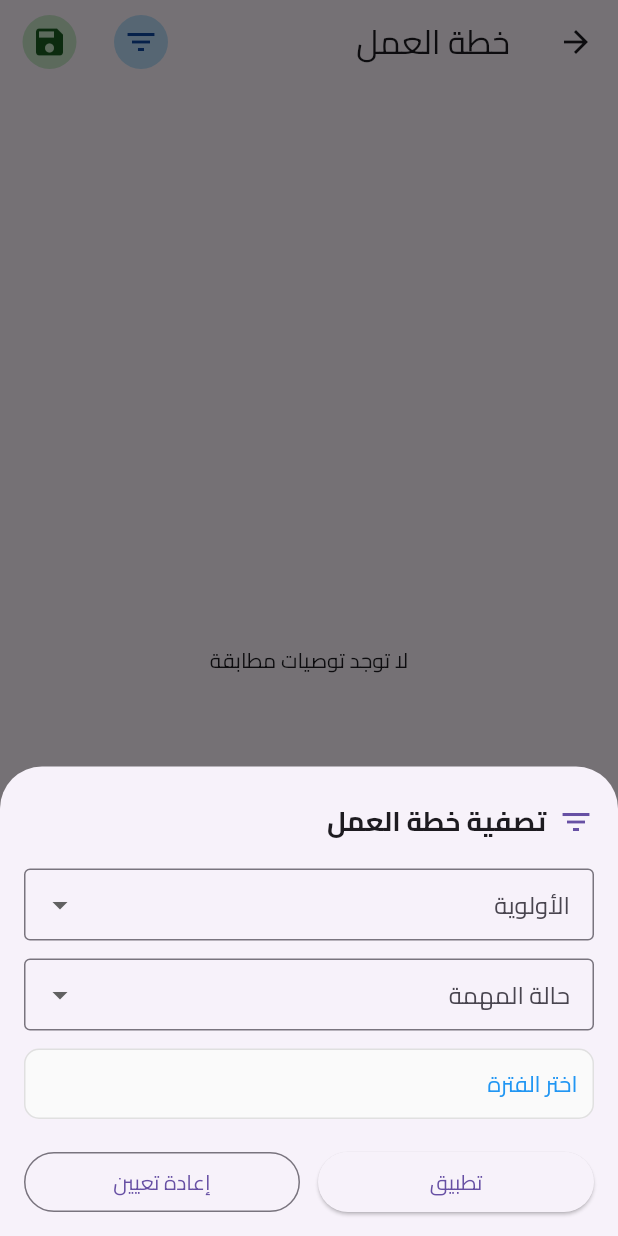
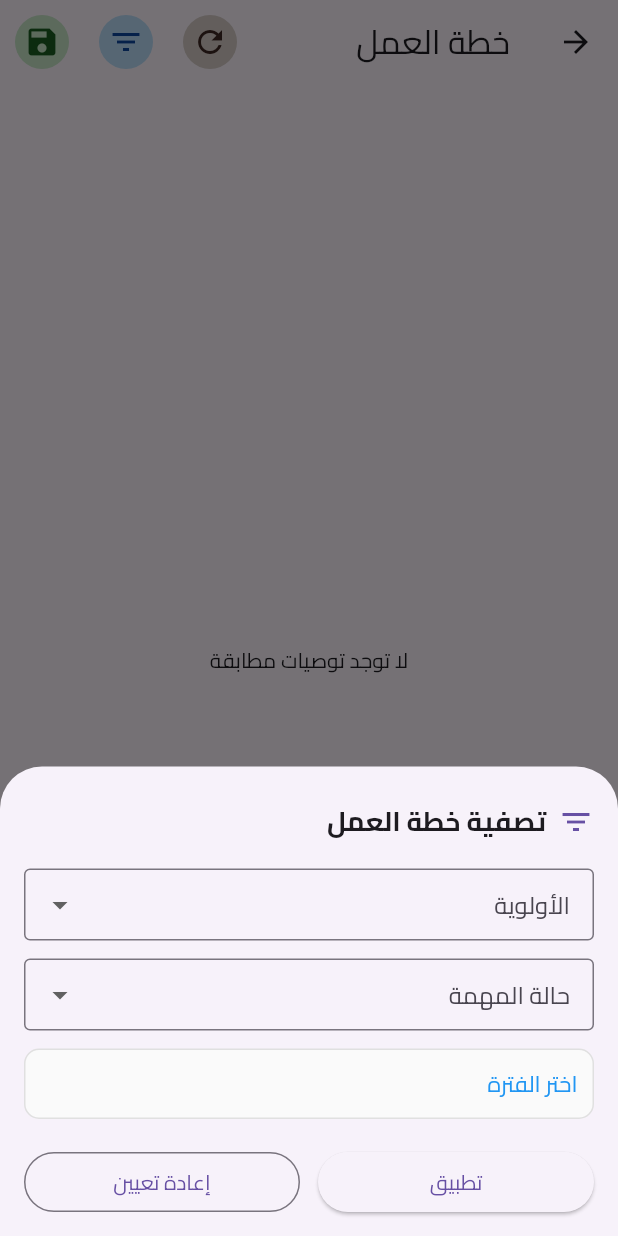
Before and after one commit to ilyesblidi/Mekyas-Tawazoun, a Flutter app: the ActionPlanPage screen opened directly, after a tap on the "filter list" icon, on a phone screen of 412 x 824 dp. Run offline on Flutter 3.47's test engine with Material 3 defaults, Android fonts, the phone set to English and light mode, and no system bars; our stand-ins replace cloud_firestore, firebase_auth, firebase_core, flutter_rating_bar, percent_indicator, shared_preferences and 1 more; missing offline and left inert: flutter_radar_chart; accounts and stored records are empty.

Commit message:
Refactor: Improve data synchronization and offline handling
This commit enhances data loading, saving, and synchronization logic for a more robust offline-first experience.

### Key Changes:

- **Offline-First Data Loading:**
  - **`ActionPlanPage` & `RecommendationsPage`:** Data is now loaded instantly from the local cache (`SharedPreferences`) to provide an immediate UI, while fresh data is fetched from Firestore in the background to update the cache and the screen.
  - This "cache-then-network" approach significantly improves perceived performance and app responsiveness, especially on slow networks.

- **Preservation of User Edits:**
  - **`RecommendationsPage`:** When saving new recommendations, the system now merges them with the existing action plan. Any fields previously edited by the user (like priority, dates, status, comments) are preserved for returning items, preventing data loss.

- **Enhanced Offline Capability:**
  - **`RecommendationsPage`:** User-edited recommendations are now saved to the local cache in real-time (`onChanged`), ensuring no data is lost if the app is closed before saving.
  - **Error Handling:** When saving recommendations or the action plan, the app now distinguishes between successful saves and local-only saves (due to network failure), providing clearer feedback to the user (e.g., "تم الحفظ محلياً فقط").

- **UI and UX Improvements:**
  - **`ActionPlanPage`:** A "Refresh" button has been added to the app bar to allow users to manually sync data from Firestore.
  - **`RecommendationsPage`:** The page title is updated to "التوصيات العملية" for better clarity.

```diff
--- a/lib/pages/action_plan_page.dart
+++ b/lib/pages/action_plan_page.dart
@@ -47,49 +47,64 @@ import 'dart:convert';
     return value;
   }
 
+
   Future<void> _loadActionPlan() async {
     setState(() => _isLoading = true);
+
     final prefs = await SharedPreferences.getInstance();
     final jsonString = prefs.getString('action_plan');
-        List<Map<String, dynamic>> items = [];
+
+    // 1️⃣ اعرض البيانات المخزنة محلياً فوراً
     if (jsonString != null) {
-          items = List<Map<String, dynamic>>.from(json.decode(jsonString));
-        } else {
+      final cachedItems = List<Map<String, dynamic>>.from(json.decode(jsonString));
+      setState(() {
+        _allItems = cachedItems.where((item) =>
+        (item['التوصيات_العملية']?.toString().trim().isNotEmpty ?? false)
+        ).toList();
+      });
+    }
+
+    // 2️⃣ حاول تجيب نسخة جديدة من Firestore
+    try {
       final user = FirebaseAuth.instance.currentUser;
       if (user != null) {
         final doc = await FirebaseFirestore.instance
             .collection('action_plan')
             .doc(user.uid)
             .get();
+
         final data = doc.data();
         if (data != null && data['action_plan'] is List) {
-              items = List<Map<String, dynamic>>.from(data['action_plan']);
-              await prefs.setString(
-                'action_plan',
-                json.encode(_convertTimestamps(items)),
-              );
+          final freshItems = List<Map<String, dynamic>>.from(data['action_plan']);
+
+          // تحديث الكاش
+          await prefs.setString('action_plan', json.encode(freshItems));
+
+          // تحديث الشاشة
+          setState(() {
+            _allItems = freshItems.where((item) =>
+            (item['التوصيات_العملية']?.toString().trim().isNotEmpty ?? false)
+            ).toList();
+          });
         }
       }
+    } catch (e) {
+      debugPrint("Firestore fetch failed (offline mode), using cache only");
     }
-        items = items
-            .where((item) =>
-                (item['التوصيات_العملية'] != null) &&
-                item['التوصيات_العملية'].toString().trim().isNotEmpty)
-            .toList();
 
-        setState(() {
-          _allItems = items;
-          _isLoading = false;
-        });
+    setState(() => _isLoading = false);
   }
+
 
   Future<void> _saveActionPlan() async {
     setState(() => _isSaving = true);
     for (var item in _allItems) {
-          int impact = (item['عمق_الأثر'] is int)
+      int impact =
+          (item['عمق_الأثر'] is int)
               ? item['عمق_الأثر']
               : int.tryParse(item['عمق_الأثر']?.toString() ?? '') ?? 1;
-          int ease = (item['سهولة_التطبيق'] is int)
+      int ease =
+          (item['سهولة_التطبيق'] is int)
               ? item['سهولة_التطبيق']
               : int.tryParse(item['سهولة_التطبيق']?.toString() ?? '') ?? 1;
       item['الأولوية'] = _calculatePriority(impact, ease);
@@ -105,6 +120,7 @@ import 'dart:convert';
       json.encode(_convertTimestamps(_allItems)),
     );
     final user = FirebaseAuth.instance.currentUser;
+    try {
       if (user != null) {
         await FirebaseFirestore.instance
             .collection('action_plan')
@@ -114,10 +130,17 @@ import 'dart:convert';
           'updated_at': FieldValue.serverTimestamp(),
         });
       }
-        setState(() => _isSaving = false);
       ScaffoldMessenger.of(context)
           .showSnackBar(const SnackBar(content: Text('تم حفظ التعديلات')));
+    } catch (e) {
+      // Optionally show offline message
+      ScaffoldMessenger.of(context)
+          .showSnackBar(const SnackBar(content: Text('تم الحفظ محلياً فقط')));
+    } finally {
+      setState(() => _isSaving = false);
     }
+  }
+
 
   String _calculatePriority(int impact, int ease) {
     final sum = impact + ease;
@@ -139,7 +162,8 @@ import 'dart:convert';
   }
 
   Map<String, List<Map<String, dynamic>>> _groupByMahwar(
-          List<Map<String, dynamic>> items) {
+    List<Map<String, dynamic>> items,
+  ) {
     final map = <String, List<Map<String, dynamic>>>{};
     for (final item in items) {
       final key = item['محور'] as String? ?? 'غير محدد';
@@ -174,7 +198,8 @@ import 'dart:convert';
           matchesPeriod = false;
         } else {
           // Overlap check: item period must intersect filter period
-              matchesPeriod = start.isBefore(_filterPeriod!.end) &&
+          matchesPeriod =
+              start.isBefore(_filterPeriod!.end) &&
               end.isAfter(_filterPeriod!.start);
         }
       }
@@ -198,19 +223,25 @@ import 'dart:convert';
             top: 24,
           ),
           child: StatefulBuilder(
-                builder: (context, setModalState) => Column(
+            builder:
+                (context, setModalState) => Column(
                   mainAxisSize: MainAxisSize.min,
                   children: [
                     Row(
                       children: [
-                        Icon(Icons.filter_list,
-                            color: Theme.of(context).colorScheme.primary),
+                        Icon(
+                          Icons.filter_list,
+                          color: Theme.of(context).colorScheme.primary,
+                        ),
                         const SizedBox(width: 8),
-                        const Text('تصفية خطة العمل',
+                        const Text(
+                          'تصفية خطة العمل',
                           style: TextStyle(
                             fontFamily: 'Cairo',
                             fontWeight: FontWeight.bold,
-                                fontSize: 18)),
+                            fontSize: 18,
+                          ),
+                        ),
                       ],
                     ),
                     const SizedBox(height: 18),
@@ -221,12 +252,17 @@ import 'dart:convert';
                         border: OutlineInputBorder(),
                         isDense: true,
                       ),
-                      items: ['عالية', 'متوسطة', 'منخفضة']
-                          .map((p) => DropdownMenuItem(
+                      items:
+                          ['عالية', 'متوسطة', 'منخفضة']
+                              .map(
+                                (p) => DropdownMenuItem(
                                   value: p,
-                              child: Text(p,
-                                  style:
-                                      const TextStyle(fontFamily: 'Cairo'))))
+                                  child: Text(
+                                    p,
+                                    style: const TextStyle(fontFamily: 'Cairo'),
+                                  ),
+                                ),
+                              )
                               .toList(),
                       onChanged: (v) => setModalState(() => tempPriority = v),
                     ),
@@ -238,12 +274,17 @@ import 'dart:convert';
                         border: OutlineInputBorder(),
                         isDense: true,
                       ),
-                      items: statusList
-                          .map((s) => DropdownMenuItem(
+                      items:
+                          statusList
+                              .map(
+                                (s) => DropdownMenuItem(
                                   value: s,
-                              child: Text(s,
-                                  style:
-                                      const TextStyle(fontFamily: 'Cairo'))))
+                                  child: Text(
+                                    s,
+                                    style: const TextStyle(fontFamily: 'Cairo'),
+                                  ),
+                                ),
+                              )
                               .toList(),
                       onChanged: (v) => setModalState(() => tempStatus = v),
                     ),
@@ -257,12 +298,15 @@ import 'dart:convert';
                           locale: const Locale('ar', ''),
                           builder: (context, child) => child!,
                         );
-                        if (picked != null) setModalState(() => tempPeriod = picked);
+                        if (picked != null)
+                          setModalState(() => tempPeriod = picked);
                       },
                       child: Container(
                         width: double.infinity,
                         padding: const EdgeInsets.symmetric(
-                            vertical: 12, horizontal: 10),
+                          vertical: 12,
+                          horizontal: 10,
+                        ),
                         decoration: BoxDecoration(
                           border: Border.all(color: Colors.grey[300]!),
                           borderRadius: BorderRadius.circular(10),
@@ -275,7 +319,8 @@ import 'dart:convert';
                           style: const TextStyle(
                             fontFamily: 'Cairo',
                             color: Colors.blue,
-                              fontSize: 15),
+                            fontSize: 15,
+                          ),
                         ),
                       ),
                     ),
@@ -292,8 +337,10 @@ import 'dart:convert';
                               });
                               Navigator.pop(ctx);
                             },
-                            child: const Text('تطبيق',
-                                style: TextStyle(fontFamily: 'Cairo')),
+                            child: const Text(
+                              'تطبيق',
+                              style: TextStyle(fontFamily: 'Cairo'),
+                            ),
                           ),
                         ),
                         const SizedBox(width: 12),
@@ -307,8 +354,10 @@ import 'dart:convert';
                               });
                               Navigator.pop(ctx);
                             },
-                            child: const Text('إعادة تعيين',
-                                style: TextStyle(fontFamily: 'Cairo')),
+                            child: const Text(
+                              'إعادة تعيين',
+                              style: TextStyle(fontFamily: 'Cairo'),
+                            ),
                           ),
                         ),
                       ],
@@ -328,8 +377,34 @@ import 'dart:convert';
       children: [
         Scaffold(
           appBar: AppBar(
-                title: const Text('خطة العمل', style: TextStyle(fontFamily: 'Cairo')),
+            title: const Text(
+              'خطة العمل',
+              style: TextStyle(fontFamily: 'Cairo'),
+            ),
             actions: [
+              Padding(
+                padding: const EdgeInsets.symmetric(horizontal: 10),
+                child: Column(
+                  mainAxisAlignment: MainAxisAlignment.center,
+                  children: [
+                    InkWell(
+                      onTap: _loadActionPlan,
+                      borderRadius: BorderRadius.circular(24),
+                      child: Tooltip(
+                        message: 'refresh',
+                        child: CircleAvatar(
+                          backgroundColor: Colors.brown[100],
+                          child: Icon(
+                            Icons.refresh,
+                            color: Colors.brown[900],
+                          ),
+                          radius: 18,
+                        ),
+                      ),
+                    ),
+                  ],
+                ),
+              ),
               Padding(
                 padding: const EdgeInsets.symmetric(horizontal: 10),
                 child: Column(
@@ -342,18 +417,19 @@ import 'dart:convert';
                         message: 'تصفية',
                         child: CircleAvatar(
                           backgroundColor: Colors.blue[100],
-                              child: Icon(Icons.filter_list, color: Colors.blue[900]),
+                          child: Icon(
+                            Icons.filter_list,
+                            color: Colors.blue[900],
+                          ),
                           radius: 18,
                         ),
                       ),
                     ),
-                        // const SizedBox(height: 2),
-                        // const Text('تصفية', style: TextStyle(fontFamily: 'Cairo', fontSize: 12)),
                   ],
                 ),
               ),
               Padding(
-                    padding: const EdgeInsets.symmetric(horizontal: 15),
+                padding: const EdgeInsets.symmetric(horizontal: 10),
                 child: Column(
                   mainAxisAlignment: MainAxisAlignment.center,
                   children: [
@@ -369,14 +445,13 @@ import 'dart:convert';
                         ),
                       ),
                     ),
-                        // const SizedBox(height: 2),
-                        // const Text('حفظ', style: TextStyle(fontFamily: 'Cairo', fontSize: 12)),
                   ],
                 ),
               ),
             ],
           ),
-              body: _isLoading
+          body:
+              _isLoading
                   ? Center(
                     child: SizedBox(
                       width: 70,
@@ -389,28 +464,32 @@ import 'dart:convert';
                   )
                   : _filteredItems.isEmpty
                   ? const Center(
-                          child: Text('لا توجد توصيات مطابقة',
-                              style: TextStyle(fontFamily: 'Cairo')),
+                    child: Text(
+                      'لا توجد توصيات مطابقة',
+                      style: TextStyle(fontFamily: 'Cairo'),
+                    ),
                   )
                   : Scrollbar(
                     child: ListView(
                       padding: const EdgeInsets.all(16),
-                            children: _groupByMahwar(_filteredItems)
-                                .entries
-                                .map((entry) {
+                      children:
+                          _groupByMahwar(_filteredItems).entries.map((entry) {
                             final mahwar = entry.key;
                             final items = entry.value;
                             return Column(
                               crossAxisAlignment: CrossAxisAlignment.start,
                               children: [
                                 Padding(
-                                    padding:
-                                        const EdgeInsets.symmetric(vertical: 8.0),
+                                  padding: const EdgeInsets.symmetric(
+                                    vertical: 8.0,
+                                  ),
                                   child: Row(
                                     children: [
-                                        Icon(Icons.category,
+                                      Icon(
+                                        Icons.category,
                                         color: const Color(0xFF1A6F8E),
-                                            size: 24),
+                                        size: 24,
+                                      ),
                                       const SizedBox(width: 8),
                                       Text(
                                         mahwar,
@@ -424,11 +503,14 @@ import 'dart:convert';
                                     ],
                                   ),
                                 ),
-                                  ...items.map((item) => Padding(
+                                ...items.map(
+                                  (item) => Padding(
                                     padding: const EdgeInsets.only(
-                                            bottom: 14.0),
+                                      bottom: 14.0,
+                                    ),
                                     child: _buildEditableActionPlanItem(item),
-                                      )),
+                                  ),
+                                ),
                                 const Divider(height: 32, thickness: 1.2),
                               ],
                             );
@@ -436,20 +518,22 @@ import 'dart:convert';
                     ),
                   ),
         ),
-            if (_isSaving)
-              Container(
-                color: Colors.black.withOpacity(0.2),
-                child: const Center(child: CircularProgressIndicator()),
-              ),
+        // if (_isSaving)
+        //   Container(
+        //     color: Colors.black.withOpacity(0.2),
+        //     child: const Center(child: CircularProgressIndicator()),
+        //   ),
       ],
     );
   }
 
   Widget _buildEditableActionPlanItem(Map<String, dynamic> item) {
-        int impact = (item['عمق_الأثر'] is int)
+    int impact =
+        (item['عمق_الأثر'] is int)
             ? item['عمق_الأثر']
             : int.tryParse(item['عمق_الأثر']?.toString() ?? '') ?? 1;
-        int ease = (item['سهولة_التطبيق'] is int)
+    int ease =
+        (item['سهولة_التطبيق'] is int)
             ? item['سهولة_التطبيق']
             : int.tryParse(item['سهولة_التطبيق']?.toString() ?? '') ?? 1;
     String priority = _calculatePriority(impact, ease);
@@ -473,8 +557,11 @@ import 'dart:convert';
             // Recommendation Title
             Row(
               children: [
-                    Icon(Icons.lightbulb,
-                        color: Theme.of(context).colorScheme.primary, size: 22),
+                Icon(
+                  Icons.lightbulb,
+                  color: Theme.of(context).colorScheme.primary,
+                  size: 22,
+                ),
                 const SizedBox(width: 8),
                 Expanded(
                   child: Text(
@@ -538,8 +625,9 @@ import 'dart:convert';
                   child: _buildDateField(
                     'البداية',
                     start,
-                        (picked) =>
-                            setState(() => item['البداية'] = picked.toIso8601String()),
+                    (picked) => setState(
+                      () => item['البداية'] = picked.toIso8601String(),
+                    ),
                     icon: Icons.calendar_today,
                   ),
                 ),
@@ -548,8 +636,9 @@ import 'dart:convert';
                   child: _buildDateField(
                     'النهاية',
                     end,
-                        (picked) =>
-                            setState(() => item['النهاية'] = picked.toIso8601String()),
+                    (picked) => setState(
+                      () => item['النهاية'] = picked.toIso8601String(),
+                    ),
                     icon: Icons.event,
                   ),
                 ),
@@ -567,29 +656,42 @@ import 'dart:convert';
             // Status
             Row(
               children: [
-                    Icon(Icons.info,
-                        color: statusColors[status] ?? Colors.grey, size: 20),
+                Icon(
+                  Icons.info,
+                  color: statusColors[status] ?? Colors.grey,
+                  size: 20,
+                ),
                 const SizedBox(width: 6),
-                    Text('حالة المهمة:',
-                        style: const TextStyle(fontFamily: 'Cairo')),
+                Text(
+                  'حالة المهمة:',
+                  style: const TextStyle(fontFamily: 'Cairo'),
+                ),
                 const SizedBox(width: 6),
                 Expanded(
                   child: DropdownButtonFormField<String>(
                     value: status,
-                        items: statusList
-                            .map((s) => DropdownMenuItem(
+                    items:
+                        statusList
+                            .map(
+                              (s) => DropdownMenuItem(
                                 value: s,
-                                child: Text(s,
-                                    style:
-                                        const TextStyle(fontFamily: 'Cairo'))))
+                                child: Text(
+                                  s,
+                                  style: const TextStyle(fontFamily: 'Cairo'),
+                                ),
+                              ),
+                            )
                             .toList(),
                     onChanged: (v) => setState(() => item['حالة_المهمة'] = v),
                     decoration: const InputDecoration(
                       isDense: true,
                       border: OutlineInputBorder(
-                              borderRadius: BorderRadius.all(Radius.circular(10))),
-                          contentPadding:
-                              EdgeInsets.symmetric(vertical: 6, horizontal: 10),
+                        borderRadius: BorderRadius.all(Radius.circular(10)),
+                      ),
+                      contentPadding: EdgeInsets.symmetric(
+                        vertical: 6,
+                        horizontal: 10,
+                      ),
                     ),
                   ),
                 ),
@@ -603,10 +705,13 @@ import 'dart:convert';
                 labelText: 'تفاصيل / تعليقات',
                 labelStyle: const TextStyle(fontFamily: 'Cairo'),
                 border: OutlineInputBorder(
-                        borderRadius: BorderRadius.circular(12)),
+                  borderRadius: BorderRadius.circular(12),
+                ),
                 prefixIcon: const Icon(Icons.comment, size: 20),
-                    contentPadding:
-                        const EdgeInsets.symmetric(vertical: 2, horizontal: 2),
+                contentPadding: const EdgeInsets.symmetric(
+                  vertical: 2,
+                  horizontal: 2,
+                ),
                 fillColor: Colors.grey[50],
                 filled: true,
               ),
@@ -620,9 +725,13 @@ import 'dart:convert';
   }
 
   // Helper widgets (no Expanded inside Wrap children)
-      Widget _buildDropdownField(String label, int value, List<int> options,
-          ValueChanged<int?> onChanged,
-          {IconData? icon}) {
+  Widget _buildDropdownField(
+    String label,
+    int value,
+    List<int> options,
+    ValueChanged<int?> onChanged, {
+    IconData? icon,
+  }) {
     return Column(
       crossAxisAlignment: CrossAxisAlignment.start,
       children: [
@@ -630,20 +739,24 @@ import 'dart:convert';
           children: [
             if (icon != null) Icon(icon, size: 16, color: Colors.grey[700]),
             if (icon != null) const SizedBox(width: 4),
-                Text(label,
-                    style: const TextStyle(fontFamily: 'Cairo', fontSize: 13)),
+            Text(
+              label,
+              style: const TextStyle(fontFamily: 'Cairo', fontSize: 13),
+            ),
           ],
         ),
         DropdownButtonFormField<int>(
           value: value,
-              items: options
+          items:
+              options
                   .map((v) => DropdownMenuItem(value: v, child: Text('$v')))
                   .toList(),
           onChanged: onChanged,
           decoration: const InputDecoration(
             isDense: true,
             border: OutlineInputBorder(
-                    borderRadius: BorderRadius.all(Radius.circular(10))),
+              borderRadius: BorderRadius.all(Radius.circular(10)),
+            ),
             contentPadding: EdgeInsets.symmetric(vertical: 6, horizontal: 10),
           ),
         ),
@@ -651,27 +764,37 @@ import 'dart:convert';
     );
   }
 
-      Widget _buildLabelField(String label, String value,
-          {Color? color, IconData? icon}) {
+  Widget _buildLabelField(
+    String label,
+    String value, {
+    Color? color,
+    IconData? icon,
+  }) {
     return Row(
       children: [
         if (icon != null) Icon(icon, size: 16, color: Colors.grey[700]),
         if (icon == null) const SizedBox(width: 4),
         Text(label, style: const TextStyle(fontFamily: 'Cairo', fontSize: 13)),
         const SizedBox(width: 4),
-            Text(value,
+        Text(
+          value,
           style: TextStyle(
             fontFamily: 'Cairo',
             fontWeight: FontWeight.bold,
             color: color ?? Colors.black,
-                    fontSize: 14)),
+            fontSize: 14,
+          ),
+        ),
       ],
     );
   }
 
-      Widget _buildDateField(String label, DateTime? date,
-          ValueChanged<DateTime> onPicked,
-          {IconData? icon}) {
+  Widget _buildDateField(
+    String label,
+    DateTime? date,
+    ValueChanged<DateTime> onPicked, {
+    IconData? icon,
+  }) {
     return Column(
       crossAxisAlignment: CrossAxisAlignment.start,
       children: [
@@ -679,8 +802,10 @@ import 'dart:convert';
           children: [
             if (icon != null) Icon(icon, size: 16, color: Colors.grey[700]),
             if (icon != null) const SizedBox(width: 4),
-                Text(label,
-                    style: const TextStyle(fontFamily: 'Cairo', fontSize: 13)),
+            Text(
+              label,
+              style: const TextStyle(fontFamily: 'Cairo', fontSize: 13),
+            ),
           ],
         ),
         InkWell(
```
Also changed, not shown: lib/pages/recommendations.dart (+62 -53 lines). Lines whose indentation alone changed are shown as unchanged.
